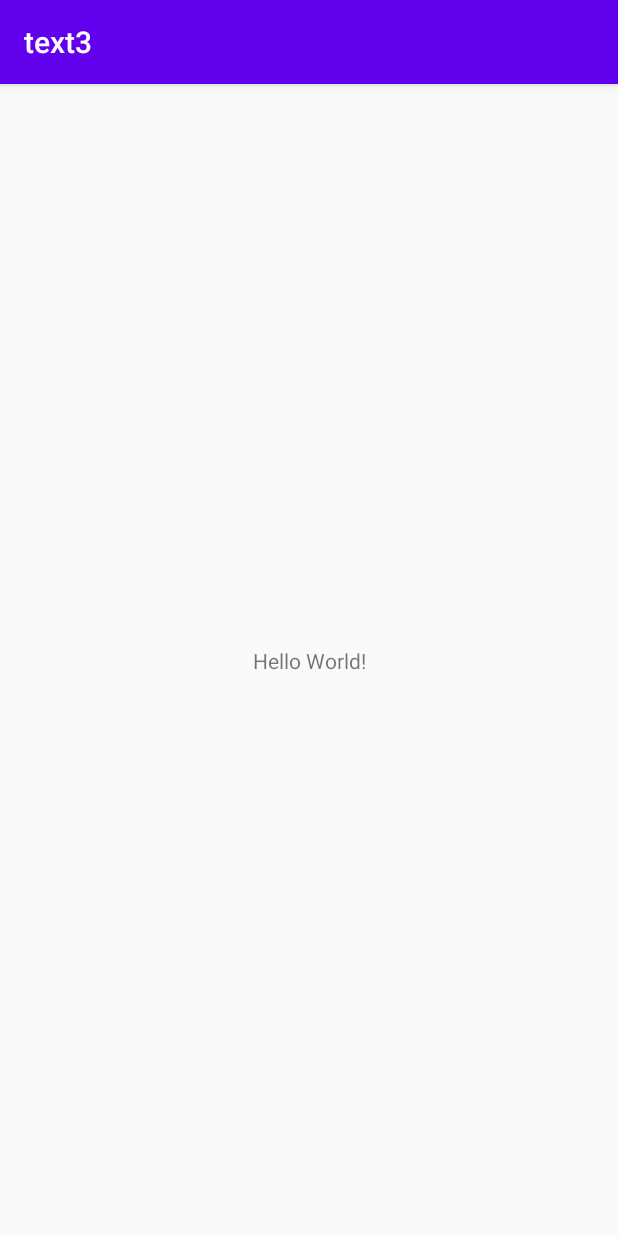
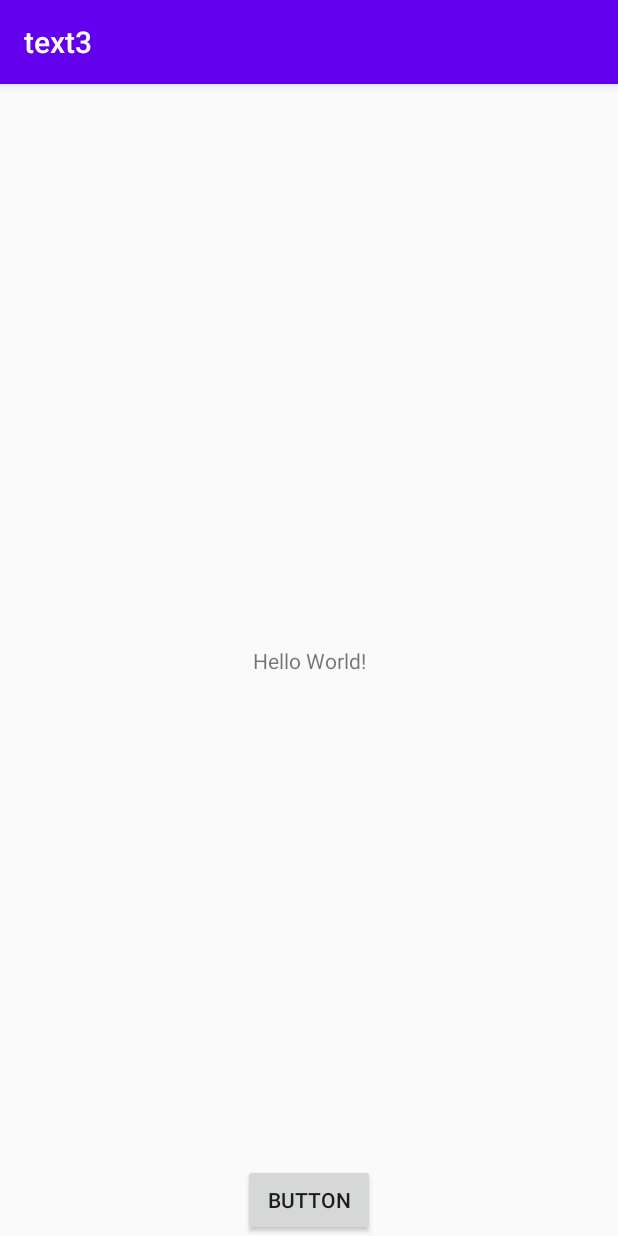
Before and after one commit to Hmuzi/text3, an Android app: the screen it shows after launch (MainActivity), on a phone screen of 412 x 824 dp. Run offline under Robolectric (Android 15) with nearby library versions, the phone set to English and light mode, and no system bars.

Commit message:
新增按钮

```diff
--- a/text3/app/src/main/res/layout/activity_main.xml
+++ b/text3/app/src/main/res/layout/activity_main.xml
@@ -15,4 +15,13 @@
         app:layout_constraintRight_toRightOf="parent"
         app:layout_constraintTop_toTopOf="parent" />
 
+    <Button
+        android:id="@+id/button"
+        android:layout_width="wrap_content"
+        android:layout_height="wrap_content"
+        android:text="Button"
+        app:layout_constraintBottom_toBottomOf="parent"
+        app:layout_constraintEnd_toEndOf="parent"
+        app:layout_constraintStart_toStartOf="parent" />
+
 </androidx.constraintlayout.widget.ConstraintLayout>
```
